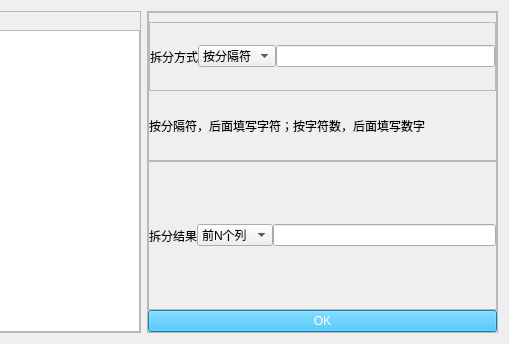
xihuyu20000/learn-python, file SciTools/uipopup/uipy/split_column.ui: the form before one commit; both pictures show x 222 to 731 and y 0 to 344 of the 731 by 344 pixel window.
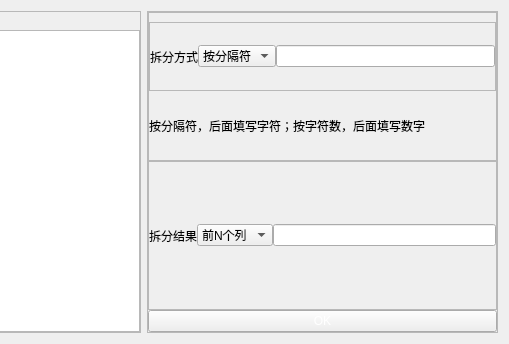
The form after the commit.

```diff
--- a/SciTools/uipopup/uipy/split_column.ui
+++ b/SciTools/uipopup/uipy/split_column.ui
@@ -211,7 +211,9 @@
       <item>
        <widget class="QPushButton" name="pushButton">
         <property name="styleSheet">
-         <string notr="true">color: rgb(255, 255, 255); background-color: rgb(28, 177, 245);</string>
+                                    <string notr="true">color: rgb(255, 255, 255); background-color: rgb(28, 177,
+                                        245);
+                                    </string>
         </property>
         <property name="text">
          <string>OK</string>
```
Lines whose indentation alone changed are shown as unchanged.
